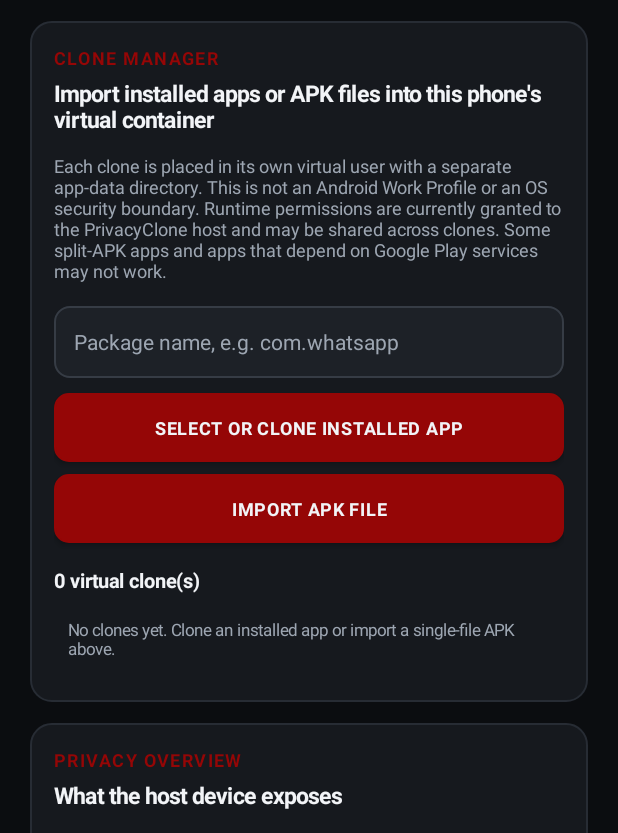
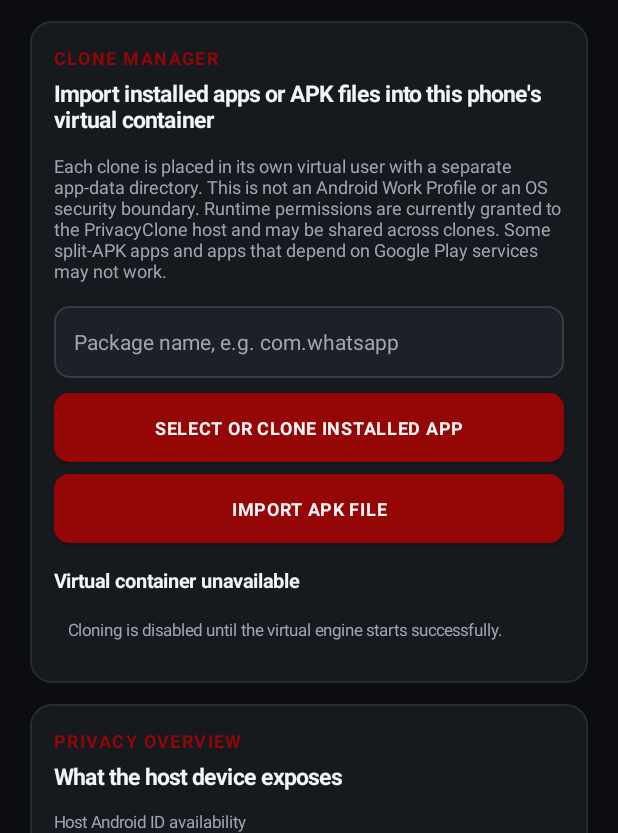
Before and after one commit to stoicman7/PrivacyClone, an Android app: the screen it shows after launch (PrivacyCloneActivity), after a tap on "SELECT OR CLONE INSTALLED APP", on a phone screen of 412 x 824 dp, the part 403-1236 px from its top. Run offline under Robolectric (Android 15) with nearby library versions, the phone set to English and light mode, and no system bars; libraries missing offline, so code that uses them is left out: com.lody.virtual; 8 statements that could not run were skipped.

Commit message:
Guard clone actions when the virtual engine is unavailable

```diff
--- a/app/src/main/java/com/privacyclone/app/PrivacyCloneActivity.java
+++ b/app/src/main/java/com/privacyclone/app/PrivacyCloneActivity.java
@@ -378,7 +378,7 @@ public final class PrivacyCloneActivity extends Activity {
     }
 
     private void refreshProfileStatus() {
-        boolean ready = VirtualCore.get().isStartup();
+        boolean ready = PrivacyCloneApplication.isReady();
         if (ready) {
             profileStatus.setText("Virtual container initialized");
             profileStatus.setTextColor(GREEN);
@@ -386,11 +386,18 @@ public final class PrivacyCloneActivity extends Activity {
         } else {
             profileStatus.setText("Virtual container unavailable");
             profileStatus.setTextColor(AMBER);
-            profileDetails.setText("The virtual engine did not initialize. Restart PrivacyClone and check the build/device compatibility.");
+            String error = PrivacyCloneApplication.getStartupError();
+            profileDetails.setText(error == null || error.trim().isEmpty()
+                    ? "The virtual engine did not initialize. Restart PrivacyClone and check the build/device compatibility."
+                    : "Engine startup failed: " + error);
         }
     }
 
     private void cloneInstalledApp() {
+        if (!PrivacyCloneApplication.isReady()) {
+            toast("The virtual container is not ready. Check the status above and restart the app.");
+            return;
+        }
         String packageName = packageInput.getText().toString().trim();
         if (packageName.isEmpty()) {
             showInstalledAppPicker();
@@ -461,6 +468,10 @@ public final class PrivacyCloneActivity extends Activity {
     }
 
     private void chooseApkFile() {
+        if (!PrivacyCloneApplication.isReady()) {
+            toast("The virtual container is not ready. Check the status above and restart the app.");
+            return;
+        }
         Intent intent = new Intent(Intent.ACTION_OPEN_DOCUMENT);
         intent.addCategory(Intent.CATEGORY_OPENABLE);
         intent.setType("application/vnd.android.package-archive");
@@ -512,6 +523,10 @@ public final class PrivacyCloneActivity extends Activity {
     }
 
     private void installVirtualClone(final String apkPath, final String appLabel) {
+        if (!PrivacyCloneApplication.isReady()) {
+            toast("The virtual container is not ready.");
+            return;
+        }
         appCountValue.setText("Importing " + appLabel + "…");
         new AsyncTask<Void, Void, CloneTaskResult>() {
             @Override
@@ -581,6 +596,10 @@ public final class PrivacyCloneActivity extends Activity {
     }
 
     private void removeClone(final AppEntry entry) {
+        if (!PrivacyCloneApplication.isReady()) {
+            toast("The virtual container is not ready; the clone cannot be removed right now.");
+            return;
+        }
         new AlertDialog.Builder(this)
                 .setTitle("Remove clone?")
                 .setMessage("This removes the virtual user and its local app data for " + entry.label + ". The original app installed on Android is not removed.")
@@ -598,6 +617,10 @@ public final class PrivacyCloneActivity extends Activity {
     }
 
     private void openClone(AppEntry entry) {
+        if (!PrivacyCloneApplication.isReady()) {
+            toast("The virtual container is not ready; the clone cannot be opened.");
+            return;
+        }
         List<String> missing = getMissingClonePermissions(entry);
         if (missing.isEmpty()) {
             launchCloneNow(entry);
@@ -665,6 +688,11 @@ public final class PrivacyCloneActivity extends Activity {
     private void refreshInstalledApps() {
         if (installedAppsContainer == null) return;
         installedAppsContainer.removeAllViews();
+        if (!PrivacyCloneApplication.isReady()) {
+            appCountValue.setText("Virtual container unavailable");
+            addMutedLine(installedAppsContainer, "Cloning is disabled until the virtual engine starts successfully.");
+            return;
+        }
         List<AppEntry> entries = loadCloneEntries();
         List<AppEntry> active = new ArrayList<>();
         for (AppEntry entry : entries) {
```
